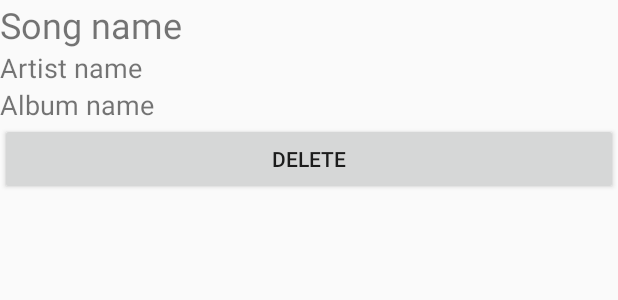
After one commit to iam-Myr/Weather_Tunes, an Android app: the layout list_item_favourite.xml on its own in the app's theme, with its tools: preview values and no code run, on a phone screen of 412 x 824 dp. The commit adds this screen. Shown: the top 300 px of the screen. Run offline under Robolectric (Android 15) with nearby library versions, the phone set to English and light mode, and no system bars.

Commit message:
Database complete (only delete remains)

```diff
--- a/app/build.gradle
+++ b/app/build.gradle
@@ -28,4 +28,5 @@ dependencies {
     androidTestImplementation 'androidx.test.ext:junit:1.1.0'
     androidTestImplementation 'androidx.test.espresso:espresso-core:3.1.1'
     implementation 'com.google.android.gms:play-services-location:17.0.0'
+    implementation 'com.google.android.material:material:1.0.0'
 }
--- /dev/null
+++ b/app/src/main/res/layout/list_item_favourite.xml
@@ -0,0 +1,32 @@
+<?xml version="1.0" encoding="utf-8"?>
+<LinearLayout xmlns:android="http://schemas.android.com/apk/res/android"
+    android:orientation="vertical" android:layout_width="match_parent"
+    android:layout_height="match_parent">
+
+    <TextView
+        android:id="@+id/nameTxt"
+        android:layout_width="match_parent"
+        android:layout_height="wrap_content"
+        android:text="Song name"
+        android:textSize="24sp" />
+
+    <TextView
+        android:id="@+id/artistTxt"
+        android:layout_width="match_parent"
+        android:layout_height="wrap_content"
+        android:text="Artist name"
+        android:textSize="18sp" />
+
+    <TextView
+        android:id="@+id/albumTxt"
+        android:layout_width="match_parent"
+        android:layout_height="wrap_content"
+        android:text="Album name"
+        android:textSize="18sp" />
+
+    <Button
+        android:id="@+id/delBtn"
+        android:layout_width="match_parent"
+        android:layout_height="wrap_content"
+        android:text="DELETE" />
+</LinearLayout>
```
Also changed, not shown: app/src/main/java/com/example/weathertunes/FavouritesActivity.java (+43 -13 lines), app/src/main/java/com/example/weathertunes/FavouritesAdapter.java (added, +52 -0 lines), app/src/main/java/com/example/weathertunes/FetchTrackTask.java (+6 -5 lines), app/src/main/java/com/example/weathertunes/MainActivity.java (+13 -2 lines), app/src/main/res/layout/activity_favourites.xml (+6 -5 lines), app/src/main/res/layout/activity_main.xml (+13 -15 lines).
